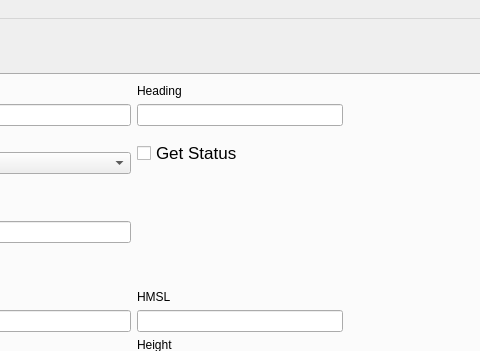
Old version of the form gnsswindow.ui in the repository Semyon1968/GNSS-receiver-imitator; both pictures show x 519 to 999 and y 0 to 351 of the 1510 by 610 pixel window.
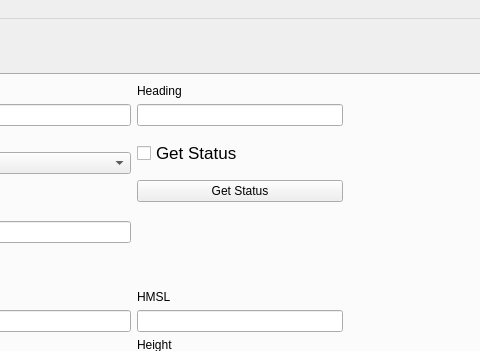
New version of the form.

```diff
--- a/gnsswindow.ui
+++ b/gnsswindow.ui
@@ -250,6 +250,13 @@
          </property>
         </widget>
        </item>
+       <item row="4" column="3">
+        <widget class="QPushButton" name="btnGetStatus">
+         <property name="text">
+          <string>Get Status</string>
+         </property>
+        </widget>
+       </item>
       </layout>
      </widget>
     </widget>
```
